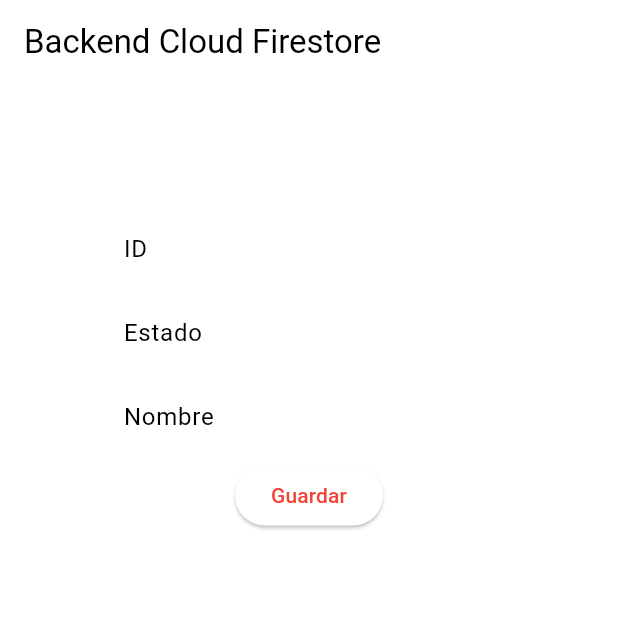
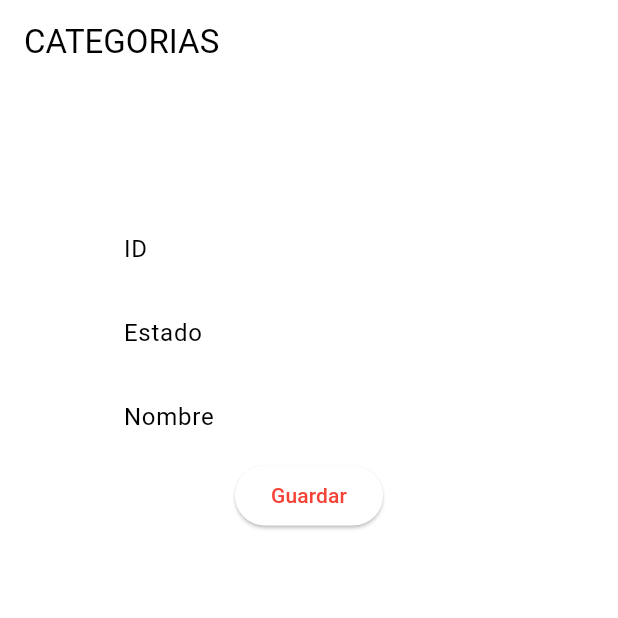
Before and after one commit to Willian0107/eval2_sis21b, a Flutter app: the screen it shows after launch, on a phone screen of 412 x 824 dp, the top half of it. Run offline on Flutter 3.47's test engine with Material 2 defaults, Android fonts, the phone set to English and light mode, and no system bars; our stand-ins replace cloud_firestore, firebase_core; accounts and stored records are empty.

Commit message:
Cambio de titulo

```diff
--- a/lib/main.dart
+++ b/lib/main.dart
@@ -22,7 +22,7 @@ class MyApp extends StatelessWidget {
         colorScheme: ColorScheme.fromSwatch(primarySwatch: Colors.red),
         useMaterial3: true,
       ),
-      home: const MyHomePage(title: 'Backend Cloud Firestore'),
+      home: const MyHomePage(title: 'CATEGORIAS'),
     );
   }
 }
```
